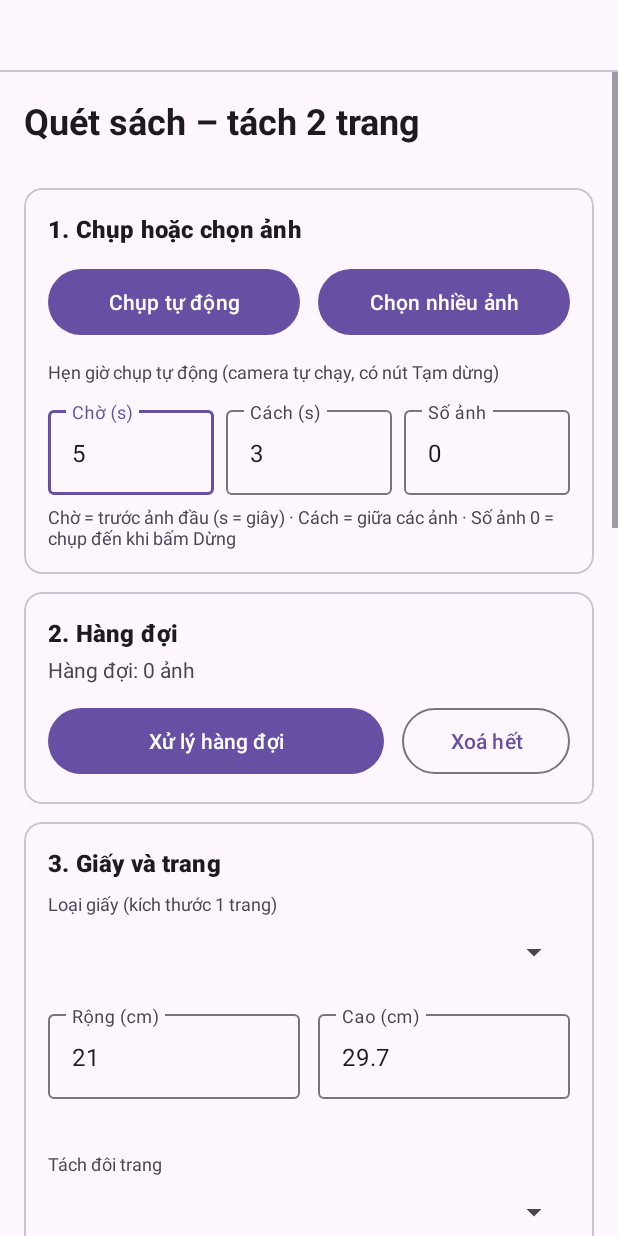
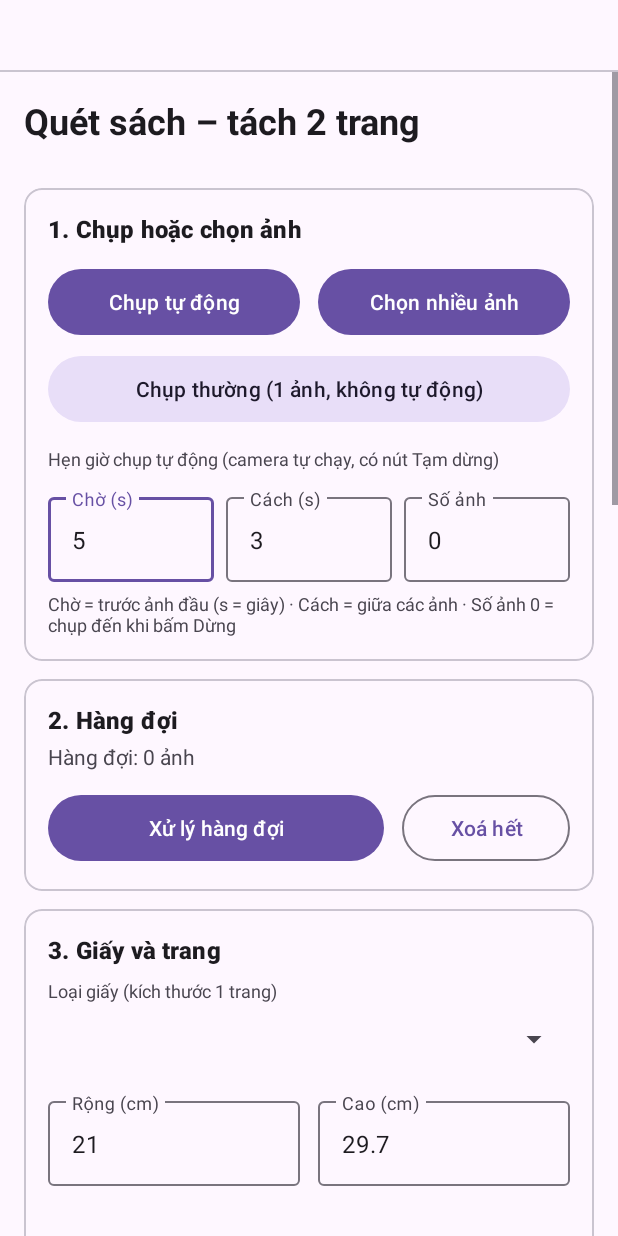
Before and after one commit to buisyhanh1810-copilot/AndroidBookRDScanner, an Android app: the layout activity_main.xml on its own in the app's theme, with its tools: preview values and no code run, on a phone screen of 412 x 824 dp. Run offline under Robolectric (Android 15) with nearby library versions, the phone set to English and light mode, and no system bars.

Commit message:
Add files via upload

```diff
--- a/app/src/main/res/layout/activity_main.xml
+++ b/app/src/main/res/layout/activity_main.xml
@@ -93,6 +93,14 @@
                     android:text="Chọn nhiều ảnh"
                     android:textSize="14sp" />
             </LinearLayout>
+            <Button
+                android:id="@+id/btnShoot"
+                style="@style/Widget.Material3.Button.TonalButton"
+                android:layout_width="match_parent"
+                android:layout_height="wrap_content"
+                android:layout_marginTop="6dp"
+                android:minHeight="52dp"
+                android:text="Chụp thường (1 ảnh, không tự động)" />
             <TextView
                 android:layout_width="match_parent"
                 android:layout_height="wrap_content"
@@ -585,6 +593,12 @@
                 android:text="Xóa đã chọn (0)" />
         </LinearLayout>
         <Button
+            android:id="@+id/btnReplace"
+            style="@style/Widget.Material3.Button.TonalButton"
+            android:layout_width="match_parent"
+            android:layout_height="wrap_content"
+            android:text="Thay bằng ảnh mới: chụp lại / chọn lại" />
+        <Button
             android:id="@+id/btnRedo"
             style="@style/Widget.Material3.Button.TonalButton"
             android:layout_width="match_parent"
```
